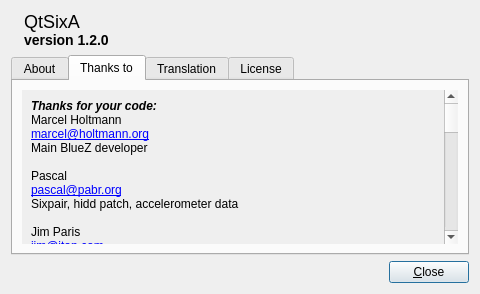
First picture: the form in qtsixa/gui/qtsixa_about.ui, repository aaronp24/QtSixA, before the edit.
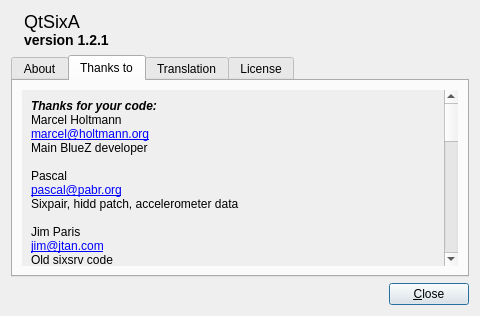
Second picture: the form after the edit. The open tabs and pages were chosen to show the change. Icons and pictures are not drawn.

The edit to the form file:
```diff
--- a/qtsixa/gui/qtsixa_about.ui
+++ b/qtsixa/gui/qtsixa_about.ui
@@ -7,7 +7,7 @@
     <x>0</x>
     <y>0</y>
     <width>480</width>
-    <height>284</height>
+    <height>316</height>
    </rect>
   </property>
   <property name="windowTitle">
@@ -31,7 +31,7 @@
     <widget class="QLabel" name="label_QtSixAv">
      <property name="text">
       <string>&lt;font size=5&gt;QtSixA&lt;/font&gt;&lt;br&gt;
-&lt;font size=4&gt;&lt;b&gt;version 1.2.0&lt;/b&gt;&lt;/font&gt;</string>
+&lt;font size=4&gt;&lt;b&gt;version 1.2.1&lt;/b&gt;&lt;/font&gt;</string>
      </property>
     </widget>
    </item>
@@ -157,8 +157,8 @@
            <rect>
             <x>0</x>
             <y>0</y>
-            <width>438</width>
-            <height>619</height>
+            <width>422</width>
+            <height>655</height>
            </rect>
           </property>
           <layout class="QGridLayout" name="gridLayout_5">
@@ -198,6 +198,8 @@
 &lt;a href=&quot;mailto:vojtech@ucw.cz&quot;&gt;vojtech@ucw.cz&lt;/a&gt;&lt;br&gt;
 evtest (Event device test program)&lt;br&gt;
 &lt;br&gt;
+Eric Kinolik&lt;br&gt;
+Patch for &quot;Allow only one instance&quot;&lt;br&gt;
 &lt;br&gt;
 &lt;br&gt;
 &lt;b&gt;&lt;i&gt;Thanks for your contribution:&lt;/i&gt;&lt;/b&gt;&lt;br&gt;
```
